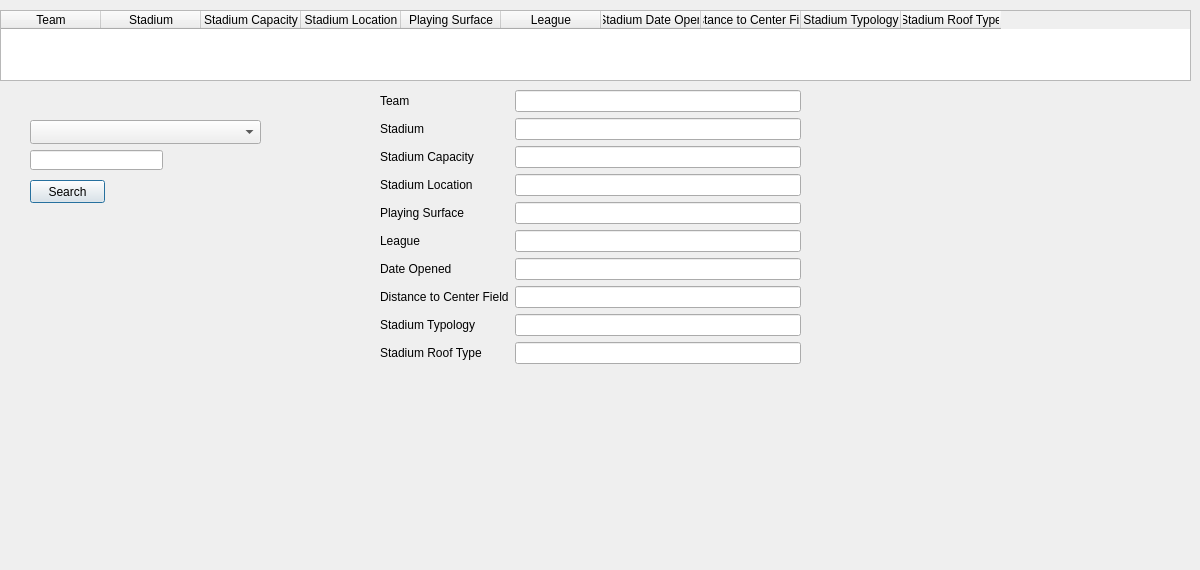
ethanl21/BaseballTour, file BaseballTour/databasenameview.ui: the form before one commit.
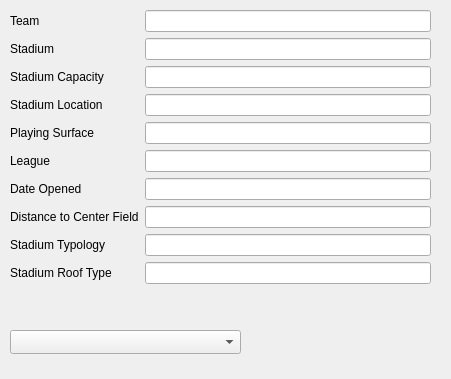
The form after the commit.

Commit message: Remove old UI

The edit to the form file:
```diff
--- a/BaseballTour/databasenameview.ui
+++ b/BaseballTour/databasenameview.ui
@@ -6,8 +6,8 @@
    <rect>
     <x>0</x>
     <y>0</y>
-    <width>1200</width>
-    <height>570</height>
+    <width>451</width>
+    <height>379</height>
    </rect>
   </property>
   <property name="maximumSize">
@@ -19,94 +19,11 @@
   <property name="windowTitle">
    <string>Dialog</string>
   </property>
-  <widget class="QPushButton" name="pushButton">
-   <property name="geometry">
-    <rect>
-     <x>30</x>
-     <y>180</y>
-     <width>75</width>
-     <height>23</height>
-    </rect>
-   </property>
-   <property name="text">
-    <string>Search</string>
-   </property>
-  </widget>
-  <widget class="QLineEdit" name="lineEdit">
-   <property name="geometry">
-    <rect>
-     <x>30</x>
-     <y>150</y>
-     <width>133</width>
-     <height>20</height>
-    </rect>
-   </property>
-  </widget>
-  <widget class="QTableWidget" name="tableWidget">
-   <property name="geometry">
-    <rect>
-     <x>0</x>
-     <y>10</y>
-     <width>1191</width>
-     <height>71</height>
-    </rect>
-   </property>
-   <column>
-    <property name="text">
-     <string>Team</string>
-    </property>
-   </column>
-   <column>
-    <property name="text">
-     <string>Stadium</string>
-    </property>
-   </column>
-   <column>
-    <property name="text">
-     <string>Stadium Capacity</string>
-    </property>
-   </column>
-   <column>
-    <property name="text">
-     <string>Stadium Location</string>
-    </property>
-   </column>
-   <column>
-    <property name="text">
-     <string>Playing Surface</string>
-    </property>
-   </column>
-   <column>
-    <property name="text">
-     <string>League</string>
-    </property>
-   </column>
-   <column>
-    <property name="text">
-     <string>Stadium Date Open</string>
-    </property>
-   </column>
-   <column>
-    <property name="text">
-     <string>Distance to Center Field</string>
-    </property>
-   </column>
-   <column>
-    <property name="text">
-     <string>Stadium Typology</string>
-    </property>
-   </column>
-   <column>
-    <property name="text">
-     <string>Stadium Roof Type</string>
-    </property>
-   </column>
-  </widget>
   <widget class="QComboBox" name="teamsComboBox">
    <property name="geometry">
     <rect>
-     <x>30</x>
-     <y>120</y>
+     <x>10</x>
+     <y>330</y>
      <width>231</width>
      <height>24</height>
     </rect>
@@ -115,8 +32,8 @@
   <widget class="QWidget" name="formLayoutWidget">
    <property name="geometry">
     <rect>
-     <x>380</x>
-     <y>90</y>
+     <x>10</x>
+     <y>10</y>
      <width>421</width>
      <height>311</height>
     </rect>
```
The commit also changes 2 other files.
